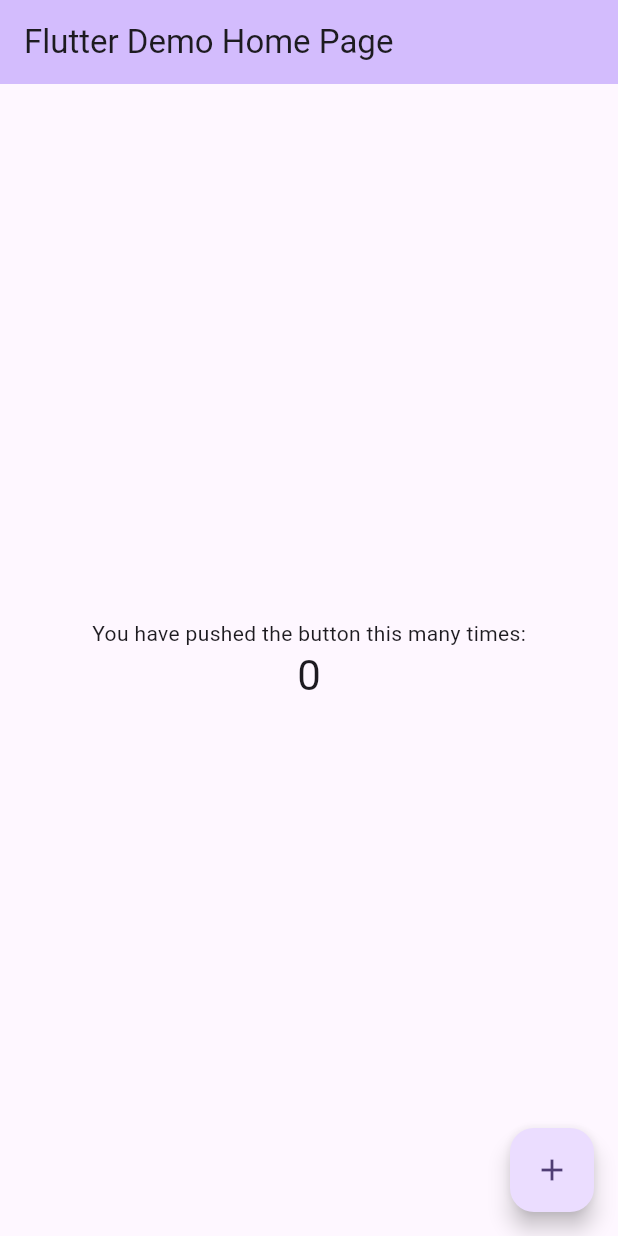
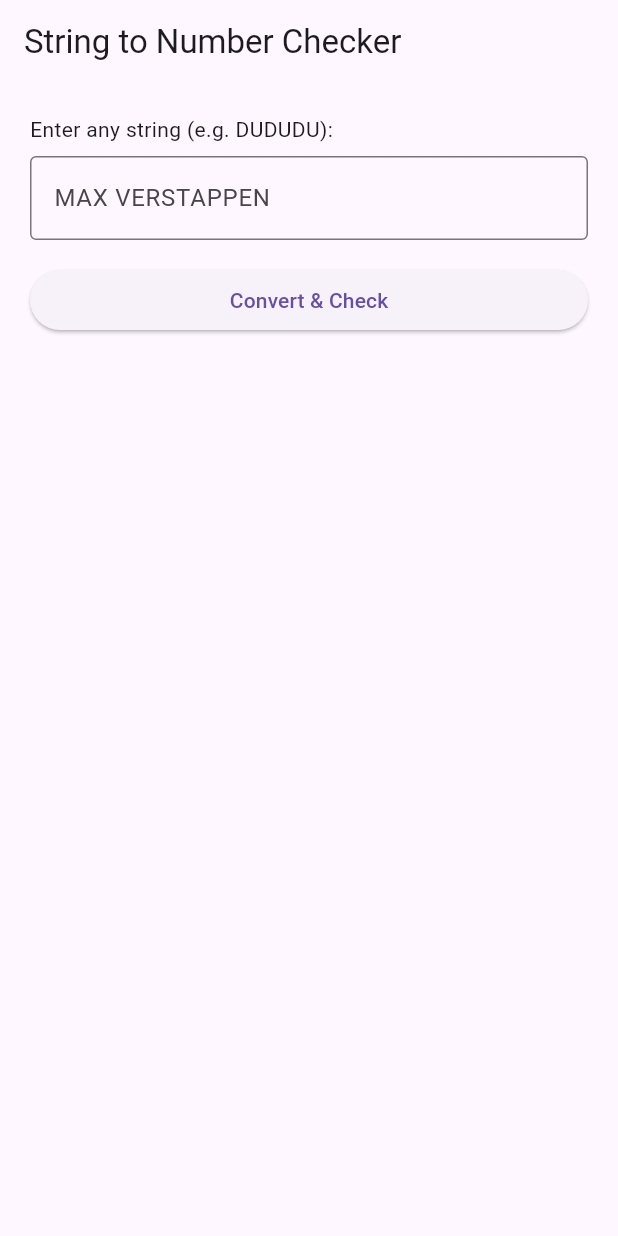
Before and after one commit to BOOPATB/cyberlog, a Flutter app: the screen it shows after launch, on a phone screen of 412 x 824 dp. Run offline on Flutter 3.47's test engine with Material 3 defaults, Android fonts, the light colour scheme and no system bars.

Commit message:
loops and string interpolation

```diff
--- a/lib/main.dart
+++ b/lib/main.dart
@@ -1,121 +1,83 @@
 import 'package:flutter/material.dart';
 
 void main() {
-  runApp(const MyApp());
+  runApp(const StringToAsciiApp());
 }
 
-class MyApp extends StatelessWidget {
-  const MyApp({super.key});
+class StringToAsciiApp extends StatefulWidget {
+  const StringToAsciiApp({super.key});
 
-  // This widget is the root of your application.
   @override
-  Widget build(BuildContext context) {
-    return MaterialApp(
-      title: 'Flutter Demo',
-      theme: ThemeData(
-        // This is the theme of your application.
-        //
-        // TRY THIS: Try running your application with "flutter run". You'll see
-        // the application has a purple toolbar. Then, without quitting the app,
-        // try changing the seedColor in the colorScheme below to Colors.green
-        // and then invoke "hot reload" (save your changes or press the "hot
-        // reload" button in a Flutter-supported IDE, or press "r" if you used
-        // the command line to start the app).
-        //
-        // Notice that the counter didn't reset back to zero; the application
-        // state is not lost during the reload. To reset the state, use hot
-        // restart instead.
-        //
-        // This works for code too, not just values: Most code changes can be
-        // tested with just a hot reload.
-        colorScheme: .fromSeed(seedColor: Colors.deepPurple),
-      ),
-      home: const MyHomePage(title: 'Flutter Demo Home Page'),
-    );
-  }
+  State<StringToAsciiApp> createState() => _StringToAsciiAppState();
 }
 
-class MyHomePage extends StatefulWidget {
-  const MyHomePage({super.key, required this.title});
+class _StringToAsciiAppState extends State<StringToAsciiApp> {
+  final TextEditingController _controller = TextEditingController();
+  String _output = '';
 
-  // This widget is the home page of your application. It is stateful, meaning
-  // that it has a State object (defined below) that contains fields that affect
-  // how it looks.
-
-  // This class is the configuration for the state. It holds the values (in this
-  // case the title) provided by the parent (in this case the App widget) and
-  // used by the build method of the State. Fields in a Widget subclass are
-  // always marked "final".
-
-  final String title;
-
-  @override
-  State<MyHomePage> createState() => _MyHomePageState();
+  // Convert a string like "PARTH" to a number by summing character codes
+  int _stringToNumber(String input) {
+    int sum = 0;
+    for (int i = 0; i < input.length; i++) {
+      sum += input.codeUnitAt(i); // ASCII/UTF‑16 code of each character
+    }
+    return sum;
   }
 
-class _MyHomePageState extends State<MyHomePage> {
-  int _counter = 0;
+  void _convertAndCheck() {
+    String input = _controller.text.trim();
 
-  void _incrementCounter() {
+    if (input.isEmpty) {
       setState(() {
-      // This call to setState tells the Flutter framework that something has
-      // changed in this State, which causes it to rerun the build method below
-      // so that the display can reflect the updated values. If we changed
-      // _counter without calling setState(), then the build method would not be
-      // called again, and so nothing would appear to happen.
-      _counter++;
+        _output = 'Please enter a non‑empty string.';
+      });
+      return;
+    }
+
+    int number = _stringToNumber(input);
+    String parity = number % 2 == 0 ? 'even' : 'odd';
+
+    setState(() {
+      _output =
+      'String: "$input"\nNumber value: $number\nThe number $number is $parity.';
     });
   }
 
   @override
   Widget build(BuildContext context) {
-    // This method is rerun every time setState is called, for instance as done
-    // by the _incrementCounter method above.
-    //
-    // The Flutter framework has been optimized to make rerunning build methods
-    // fast, so that you can just rebuild anything that needs updating rather
-    // than having to individually change instances of widgets.
-    return Scaffold(
+    return MaterialApp(
+      title: 'String → Number ',
+      home: Scaffold(
         appBar: AppBar(
-        // TRY THIS: Try changing the color here to a specific color (to
-        // Colors.amber, perhaps?) and trigger a hot reload to see the AppBar
-        // change color while the other colors stay the same.
-        backgroundColor: Theme.of(context).colorScheme.inversePrimary,
-        // Here we take the value from the MyHomePage object that was created by
-        // the App.build method, and use it to set our appbar title.
-        title: Text(widget.title),
+          title: const Text('String to Number Checker'),
         ),
-      body: Center(
-        // Center is a layout widget. It takes a single child and positions it
-        // in the middle of the parent.
+        body: Padding(
+          padding: const EdgeInsets.all(20),
           child: Column(
-          // Column is also a layout widget. It takes a list of children and
-          // arranges them vertically. By default, it sizes itself to fit its
-          // children horizontally, and tries to be as tall as its parent.
-          //
-          // Column has various properties to control how it sizes itself and
-          // how it positions its children. Here we use mainAxisAlignment to
-          // center the children vertically; the main axis here is the vertical
-          // axis because Columns are vertical (the cross axis would be
-          // horizontal).
-          //
-          // TRY THIS: Invoke "debug painting" (choose the "Toggle Debug Paint"
-          // action in the IDE, or press "p" in the console), to see the
-          // wireframe for each widget.
-          mainAxisAlignment: .center,
+            crossAxisAlignment: CrossAxisAlignment.stretch,
             children: [
-            const Text('You have pushed the button this many times:'),
+              const Text('Enter any string (e.g. DUDUDU):'),
+              const SizedBox(height: 8),
+              TextField(
+                controller: _controller,
+                decoration: const InputDecoration(
+                  border: OutlineInputBorder(),
+                  hintText: 'MAX VERSTAPPEN',
+                ),
+              ),
+              const SizedBox(height: 16),
+              ElevatedButton(
+                onPressed: _convertAndCheck,
+                child: const Text('Convert & Check'),
+              ),
+              const SizedBox(height: 16),
               Text(
-              '$_counter',
-              style: Theme.of(context).textTheme.headlineMedium,
+                _output,
+                style: const TextStyle(fontSize: 18),
               ),
             ],
           ),
         ),
-      floatingActionButton: FloatingActionButton(
-        onPressed: _incrementCounter,
-        tooltip: 'Increment',
-        child: const Icon(Icons.add),
       ),
     );
   }
--- a/pubspec.yaml
+++ b/pubspec.yaml
@@ -34,6 +34,7 @@
   # The following adds the Cupertino Icons font to your application.
   # Use with the CupertinoIcons class for iOS style icons.
   cupertino_icons: ^1.0.8
+  intl: ^0.19.0
 
 dev_dependencies:
   flutter_test:
```
Also changed, not shown: pubspec.lock, 1 other file. Lines whose indentation alone changed are shown as unchanged.
